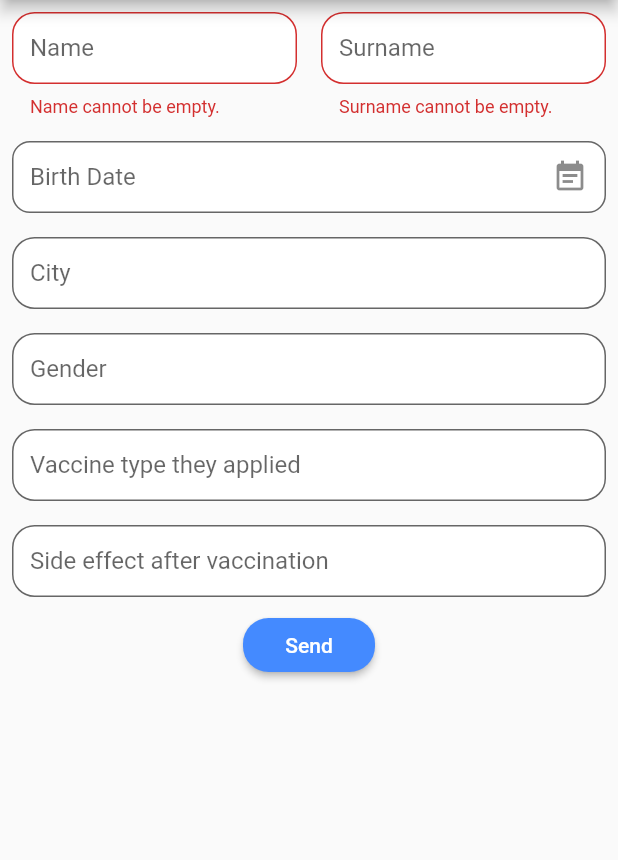
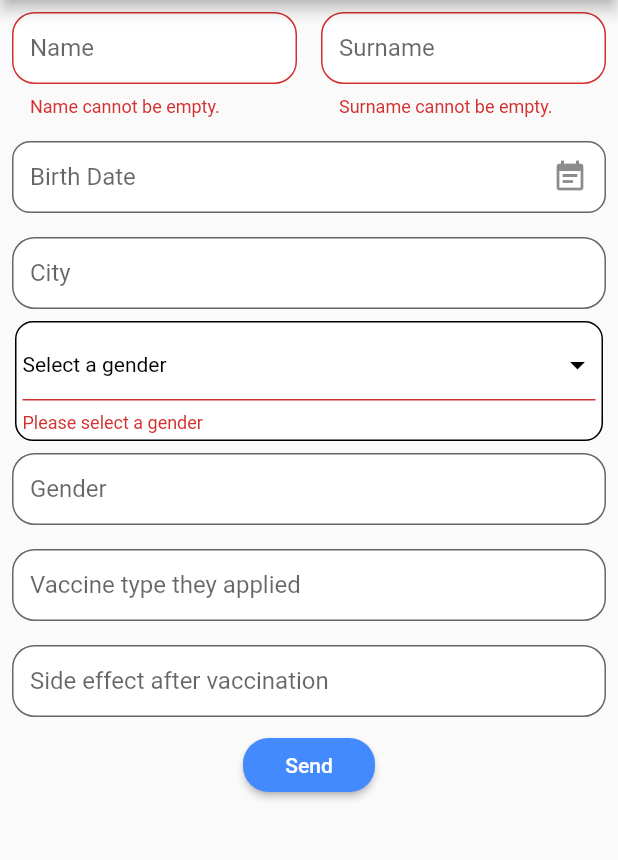
Before and after one commit to meryemefe/CS458-Project2, a Flutter app: the screen it shows after launch, after a tap on "Send", on a phone screen of 412 x 824 dp, the part 84-944 px from its top. Run offline on Flutter 3.47's test engine with Material 2 defaults, Android fonts, the phone set to English and light mode, and no system bars; drawn by our look-alikes of date_field; missing offline and left inert: dart:html.

Commit message:
gender drop down is added.

```diff
--- a/MobileApp/lib/main.dart
+++ b/MobileApp/lib/main.dart
@@ -1,4 +1,5 @@
 import 'dart:async';
+import 'dart:html';
 
 import 'package:flutter/material.dart';
 import 'package:date_field/date_field.dart';
@@ -31,7 +32,7 @@ class SurveyForm extends StatefulWidget {
 
 class _SurveyFormState extends State<SurveyForm> {
   final _surveyFormKey = GlobalKey<FormState>();
-
+  String _chosenValue = 'Select a gender';
   @override
   Widget build(BuildContext context) {
     final halfScreenWidth = MediaQuery.of(context).size.width / 2.0;
@@ -103,6 +104,56 @@ class _SurveyFormState extends State<SurveyForm> {
             hintText: "City",
             validator: null,
           ),
+          Row(
+              crossAxisAlignment: CrossAxisAlignment.start,
+            children: <Widget>  [Container(
+              alignment: Alignment.center,
+              padding: EdgeInsets.all(4.0),
+              margin: const EdgeInsets.only(left: 10.0),
+              width: MediaQuery.of(context).size.width - 20,
+              decoration: BoxDecoration(
+                borderRadius: BorderRadius.circular(12.0),
+                border: Border.all(color: Colors.black),
+                color: Colors.white,
+              ),
+              child: DropdownButtonFormField<String>(
+                isExpanded: true,
+                focusColor:Colors.white,
+                value: _chosenValue,
+                style: TextStyle(color: Colors.white),
+                iconEnabledColor:Colors.black,
+                items: <String>[
+                  'Select a gender',
+                  'Male',
+                  'Female'
+                ].map<DropdownMenuItem<String>>((String value) {
+                  return DropdownMenuItem<String>(
+                    value: value,
+                    child: Text(value,style:TextStyle(color:Colors.black),),
+                  );
+                }).toList(),
+                hint:Text(
+                  "Please choose a langauage",
+                  style: TextStyle(
+                      color: Colors.black,
+                      fontSize: 14,
+                      fontWeight: FontWeight.w500),
+                ),
+                validator: (String value){
+                  if (value == 'Select a gender'){
+                    return 'Please select a gender';
+                  }else{
+                    return null;
+                  }
+                },
+                onChanged: (String value) {
+                  setState(() {
+                    _chosenValue = value;
+                  });
+                },
+              ),
+            ),]
+          ),
           CustomTextFormField(
             hintText: "Gender", // BURAYA DROPDOWN KOYULACAK MALE FEMALE OTHER
             validator: null,
```
